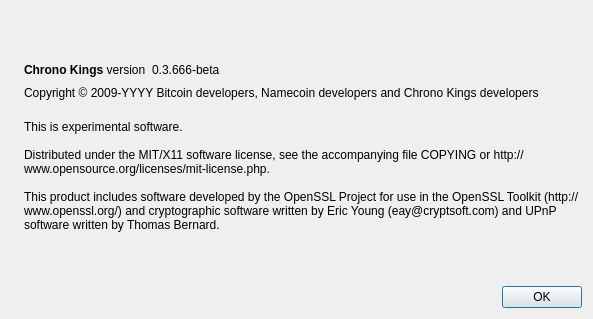
Above: src/qt/forms/aboutdialog.ui from chronokings/huntercoin before the change. Below: the same form after it.
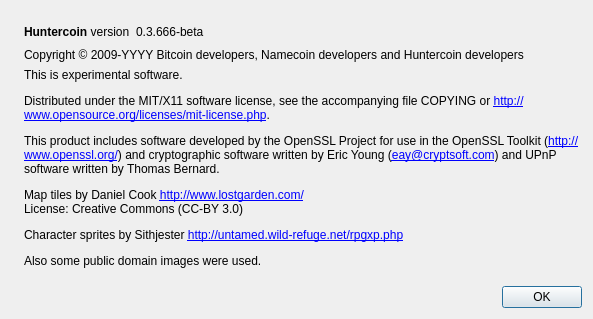
That is the form after the change. Icons and pictures are not drawn.

Commit message: Initial commit of Huntercoin. This is BETA version. It works on testnet only (-testnet switch is forced automatically).

```diff
--- a/src/qt/forms/aboutdialog.ui
+++ b/src/qt/forms/aboutdialog.ui
@@ -50,7 +50,7 @@
           <cursorShape>IBeamCursor</cursorShape>
          </property>
          <property name="text">
-          <string>&lt;b&gt;Chrono Kings&lt;/b&gt; version</string>
+          <string>&lt;b&gt;Huntercoin&lt;/b&gt; version</string>
          </property>
          <property name="textInteractionFlags">
           <set>Qt::LinksAccessibleByMouse|Qt::TextSelectableByKeyboard|Qt::TextSelectableByMouse</set>
@@ -91,7 +91,7 @@
         <cursorShape>IBeamCursor</cursorShape>
        </property>
        <property name="text">
-        <string notr="true">Copyright &amp;copy; 2009-YYYY Bitcoin developers, Namecoin developers and Chrono Kings developers</string>
+        <string notr="true">Copyright &amp;copy; 2009-YYYY Bitcoin developers, Namecoin developers and Huntercoin developers</string>
        </property>
        <property name="textFormat">
         <enum>Qt::RichText</enum>
@@ -107,12 +107,7 @@
         <cursorShape>IBeamCursor</cursorShape>
        </property>
        <property name="text">
-        <string>
-This is experimental software.
-
-Distributed under the MIT/X11 software license, see the accompanying file COPYING or http://www.opensource.org/licenses/mit-license.php.
-
-This product includes software developed by the OpenSSL Project for use in the OpenSSL Toolkit (http://www.openssl.org/) and cryptographic software written by Eric Young (eay@cryptsoft.com) and UPnP software written by Thomas Bernard.</string>
+        <string>&lt;html&gt;&lt;head/&gt;&lt;body&gt;&lt;p&gt;This is experimental software.&lt;/p&gt;&lt;p&gt;Distributed under the MIT/X11 software license, see the accompanying file COPYING or &lt;a href=&quot;http://www.opensource.org/licenses/mit-license.php&quot;&gt;&lt;span style=&quot; text-decoration: underline; color:#0000ff;&quot;&gt;http://www.opensource.org/licenses/mit-license.php&lt;/span&gt;&lt;/a&gt;.&lt;/p&gt;&lt;p&gt;This product includes software developed by the OpenSSL Project for use in the OpenSSL Toolkit (&lt;a href=&quot;http://www.openssl.org/&quot;&gt;&lt;span style=&quot; text-decoration: underline; color:#0000ff;&quot;&gt;http://www.openssl.org/&lt;/span&gt;&lt;/a&gt;) and cryptographic software written by Eric Young (&lt;a href=&quot;mailto:eay@cryptsoft.com&quot;&gt;&lt;span style=&quot; text-decoration: underline; color:#0000ff;&quot;&gt;eay@cryptsoft.com&lt;/span&gt;&lt;/a&gt;) and UPnP software written by Thomas Bernard.&lt;/p&gt;&lt;p&gt;Map tiles by Daniel Cook &lt;a href=&quot;http://www.lostgarden.com/&quot;&gt;&lt;span style=&quot; text-decoration: underline; color:#0000ff;&quot;&gt;http://www.lostgarden.com/&lt;br/&gt;&lt;/span&gt;&lt;/a&gt;License: Creative Commons (CC-BY 3.0)&lt;/p&gt;&lt;p&gt;Character sprites by Sithjester &lt;a href=&quot;http://untamed.wild-refuge.net/rpgxp.php&quot;&gt;&lt;span style=&quot; text-decoration: underline; color:#0000ff;&quot;&gt;http://untamed.wild-refuge.net/rpgxp.php&lt;/span&gt;&lt;/a&gt;&lt;/p&gt;&lt;p&gt;Also some public domain images were used.&lt;/p&gt;&lt;/body&gt;&lt;/html&gt;</string>
        </property>
        <property name="wordWrap">
         <bool>true</bool>
```
Left out of the diff: 5 changed lines with no effect on the pictures. The commit also changes 692 other files.
